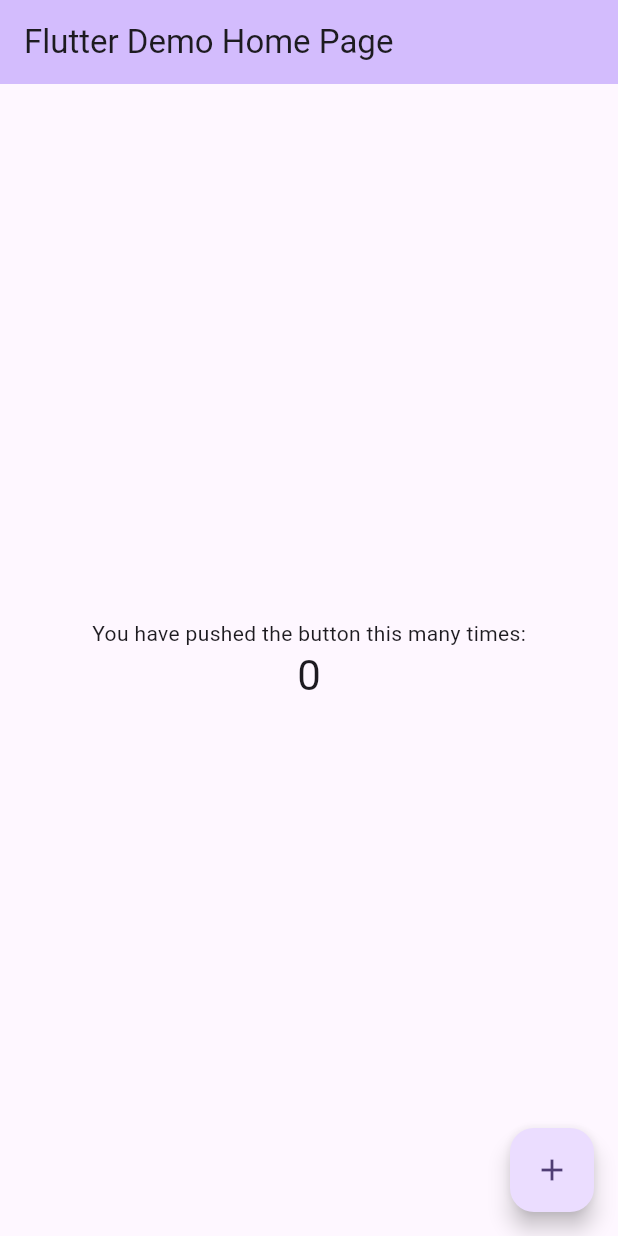
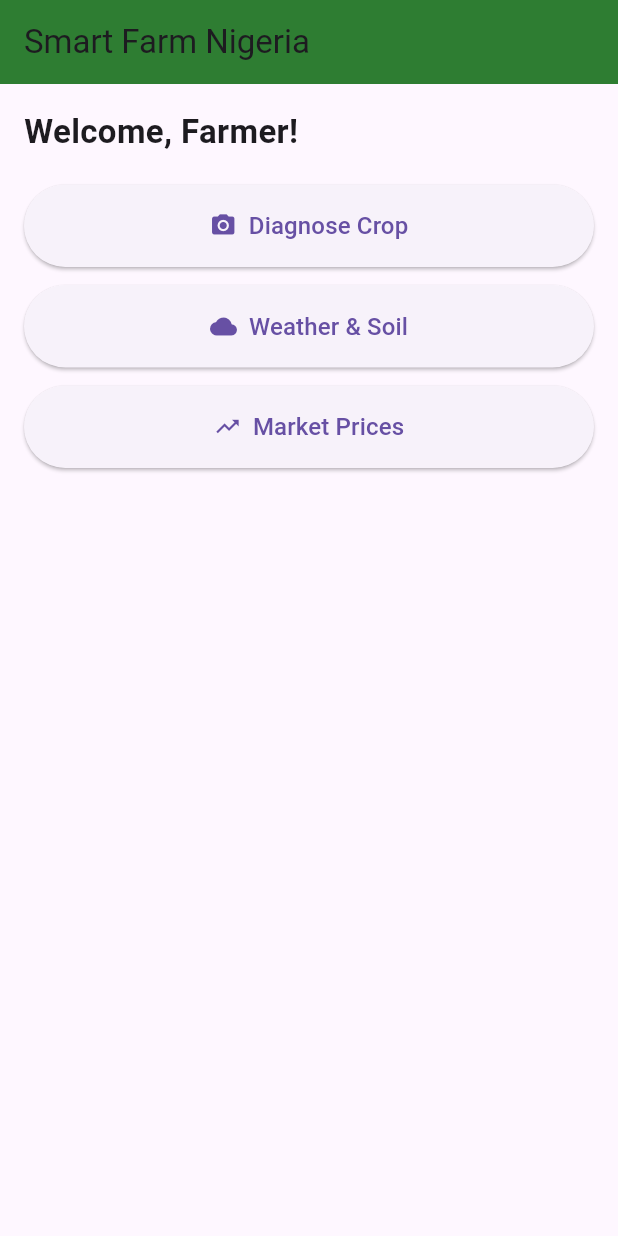
Before and after one commit to ishaq6835/smart_farm_nigeria_app, a Flutter app: the screen it shows after launch, on a phone screen of 412 x 824 dp. Run offline on Flutter 3.47's test engine with Material 3 defaults, Android fonts, the phone set to English and light mode, and no system bars; our stand-ins replace image_picker.

Commit message:
Add diagnose crop flow with photo picker

```diff
--- a/lib/main.dart
+++ b/lib/main.dart
@@ -1,121 +1,85 @@
 import 'package:flutter/material.dart';
+import 'diagnose_screen.dart';
 
 void main() {
-  runApp(const MyApp());
+  runApp(const SmartFarmApp());
 }
 
-class MyApp extends StatelessWidget {
-  const MyApp({super.key});
+class SmartFarmApp extends StatelessWidget {
+  const SmartFarmApp({super.key});
 
-  // This widget is the root of your application.
   @override
   Widget build(BuildContext context) {
     return MaterialApp(
-      title: 'Flutter Demo',
+      title: 'Smart Farm Nigeria',
       theme: ThemeData(
-        // This is the theme of your application.
-        //
-        // TRY THIS: Try running your application with "flutter run". You'll see
-        // the application has a purple toolbar. Then, without quitting the app,
-        // try changing the seedColor in the colorScheme below to Colors.green
-        // and then invoke "hot reload" (save your changes or press the "hot
-        // reload" button in a Flutter-supported IDE, or press "r" if you used
-        // the command line to start the app).
-        //
-        // Notice that the counter didn't reset back to zero; the application
-        // state is not lost during the reload. To reset the state, use hot
-        // restart instead.
-        //
-        // This works for code too, not just values: Most code changes can be
-        // tested with just a hot reload.
-        colorScheme: .fromSeed(seedColor: Colors.deepPurple),
+        primarySwatch: Colors.green,
+        useMaterial3: true,
       ),
-      home: const MyHomePage(title: 'Flutter Demo Home Page'),
+      home: const HomeScreen(),
     );
   }
 }
 
-class MyHomePage extends StatefulWidget {
-  const MyHomePage({super.key, required this.title});
-
-  // This widget is the home page of your application. It is stateful, meaning
-  // that it has a State object (defined below) that contains fields that affect
-  // how it looks.
-
-  // This class is the configuration for the state. It holds the values (in this
-  // case the title) provided by the parent (in this case the App widget) and
-  // used by the build method of the State. Fields in a Widget subclass are
-  // always marked "final".
-
-  final String title;
-
-  @override
-  State<MyHomePage> createState() => _MyHomePageState();
-}
-
-class _MyHomePageState extends State<MyHomePage> {
-  int _counter = 0;
-
-  void _incrementCounter() {
-    setState(() {
-      // This call to setState tells the Flutter framework that something has
-      // changed in this State, which causes it to rerun the build method below
-      // so that the display can reflect the updated values. If we changed
-      // _counter without calling setState(), then the build method would not be
-      // called again, and so nothing would appear to happen.
-      _counter++;
-    });
-  }
+class HomeScreen extends StatelessWidget {
+  const HomeScreen({super.key});
 
   @override
   Widget build(BuildContext context) {
-    // This method is rerun every time setState is called, for instance as done
-    // by the _incrementCounter method above.
-    //
-    // The Flutter framework has been optimized to make rerunning build methods
-    // fast, so that you can just rebuild anything that needs updating rather
-    // than having to individually change instances of widgets.
     return Scaffold(
       appBar: AppBar(
-        // TRY THIS: Try changing the color here to a specific color (to
-        // Colors.amber, perhaps?) and trigger a hot reload to see the AppBar
-        // change color while the other colors stay the same.
-        backgroundColor: Theme.of(context).colorScheme.inversePrimary,
-        // Here we take the value from the MyHomePage object that was created by
-        // the App.build method, and use it to set our appbar title.
-        title: Text(widget.title),
+        title: const Text('Smart Farm Nigeria'),
+        backgroundColor: Colors.green[800],
       ),
-      body: Center(
-        // Center is a layout widget. It takes a single child and positions it
-        // in the middle of the parent.
+      body: Padding(
+        padding: const EdgeInsets.all(16.0),
         child: Column(
-          // Column is also a layout widget. It takes a list of children and
-          // arranges them vertically. By default, it sizes itself to fit its
-          // children horizontally, and tries to be as tall as its parent.
-          //
-          // Column has various properties to control how it sizes itself and
-          // how it positions its children. Here we use mainAxisAlignment to
-          // center the children vertically; the main axis here is the vertical
-          // axis because Columns are vertical (the cross axis would be
-          // horizontal).
-          //
-          // TRY THIS: Invoke "debug painting" (choose the "Toggle Debug Paint"
-          // action in the IDE, or press "p" in the console), to see the
-          // wireframe for each widget.
-          mainAxisAlignment: .center,
+          crossAxisAlignment: CrossAxisAlignment.stretch,
           children: [
-            const Text('You have pushed the button this many times:'),
-            Text(
-              '$_counter',
-              style: Theme.of(context).textTheme.headlineMedium,
+            const Text(
+              'Welcome, Farmer!',
+              style: TextStyle(fontSize: 22, fontWeight: FontWeight.bold),
             ),
+            const SizedBox(height: 20),
+            _buildFeatureButton(
+              context,
+              'Diagnose Crop',
+              Icons.camera_alt,
+              screen: const DiagnoseScreen(),
+            ),
+            const SizedBox(height: 12),
+            _buildFeatureButton(context, 'Weather & Soil', Icons.cloud),
+            const SizedBox(height: 12),
+            _buildFeatureButton(context, 'Market Prices', Icons.trending_up),
           ],
         ),
       ),
-      floatingActionButton: FloatingActionButton(
-        onPressed: _incrementCounter,
-        tooltip: 'Increment',
-        child: const Icon(Icons.add),
+    );
+  }
+
+  Widget _buildFeatureButton(
+    BuildContext context,
+    String label,
+    IconData icon, {
+    Widget? screen,
+  }) {
+    return ElevatedButton.icon(
+      onPressed: () {
+        if (screen != null) {
+          Navigator.push(
+            context,
+            MaterialPageRoute(builder: (context) => screen),
+          );
+        } else {
+          ScaffoldMessenger.of(context).showSnackBar(
+            SnackBar(content: Text('$label - coming soon')),
+          );
+        }
+      },
+      icon: Icon(icon),
+      label: Text(label, style: const TextStyle(fontSize: 16)),
+      style: ElevatedButton.styleFrom(
+        padding: const EdgeInsets.symmetric(vertical: 16),
       ),
     );
   }
--- a/pubspec.yaml
+++ b/pubspec.yaml
@@ -34,6 +34,7 @@ dependencies:
   # The following adds the Cupertino Icons font to your application.
   # Use with the CupertinoIcons class for iOS style icons.
   cupertino_icons: ^1.0.8
+  image_picker: ^1.2.3
 
 dev_dependencies:
   flutter_test:
```
Also changed, not shown: lib/diagnose_screen.dart (added, +70 -0 lines), lib/photo_screen.dart (added, +80 -0 lines), pubspec.lock, 5 other files.
